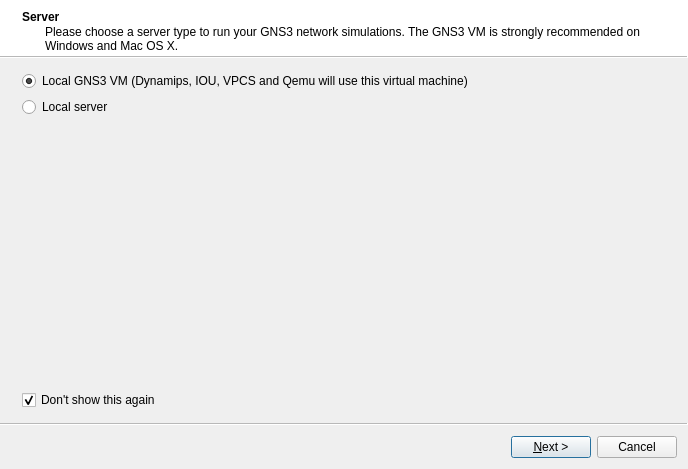
Before: the Qt Designer form gns3/ui/setup_wizard.ui in GNS3/gns3-gui, drawn with Qt 5.
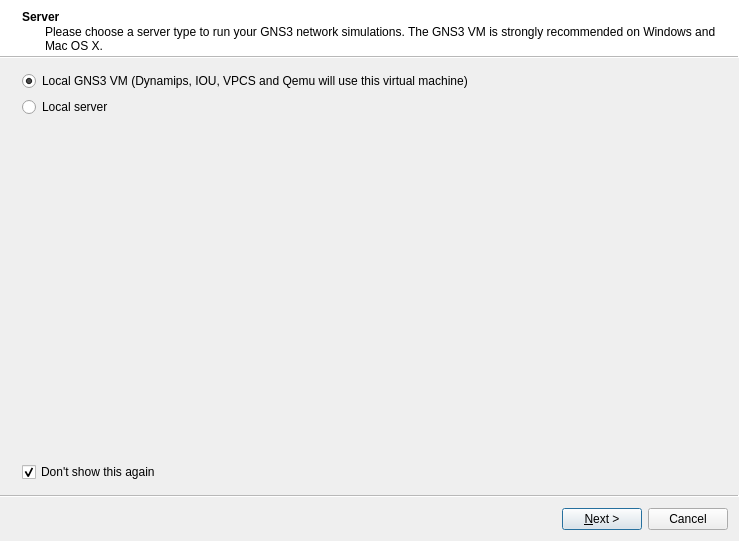
After: the same form once the commit is applied. Icons and pictures are not drawn.

Commit message:
Put a link for the GNS3 VM in the setup wizard
It's smart the link change with the version and emulator

Fix #978

Diff of the .ui file:
```diff
--- a/gns3/ui/setup_wizard.ui
+++ b/gns3/ui/setup_wizard.ui
@@ -6,8 +6,8 @@
    <rect>
     <x>0</x>
     <y>0</y>
-    <width>688</width>
-    <height>469</height>
+    <width>739</width>
+    <height>541</height>
    </rect>
   </property>
   <property name="sizePolicy">
@@ -18,8 +18,8 @@
   </property>
   <property name="maximumSize">
    <size>
-    <width>688</width>
-    <height>469</height>
+    <width>775</width>
+    <height>563</height>
    </size>
   </property>
   <property name="windowTitle">
```
Left out of the diff: 10 changed lines with no effect on the pictures. The commit also changes 2 other files.
